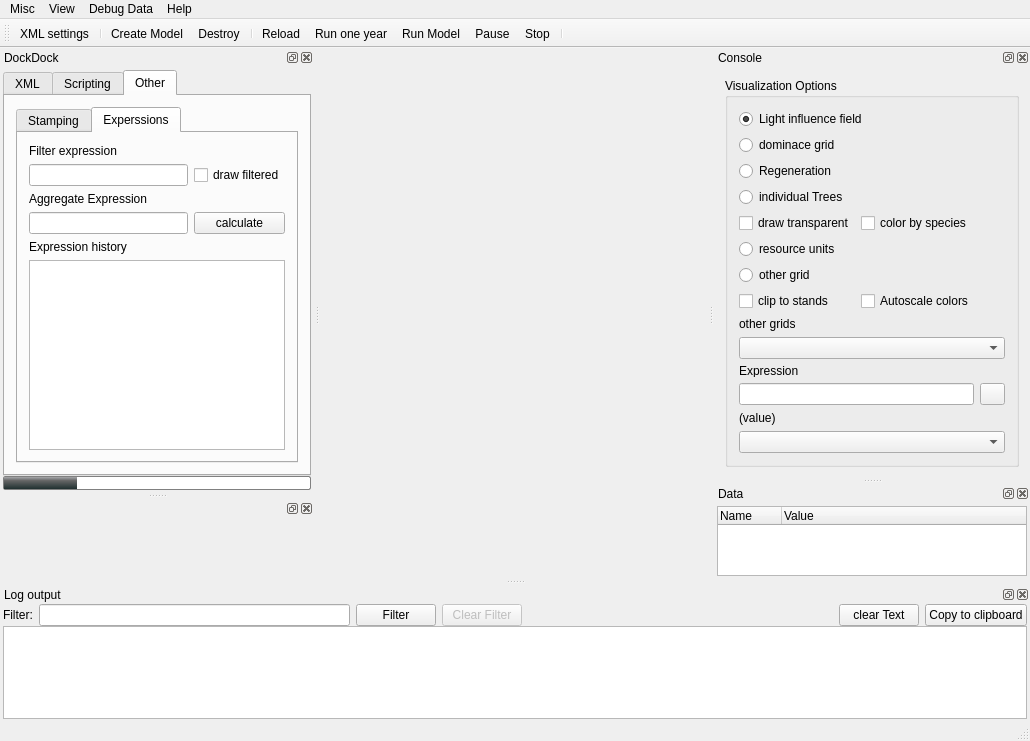
edfm-tum/iland-model, file src/iland/mainwindow.ui: the form before one commit.
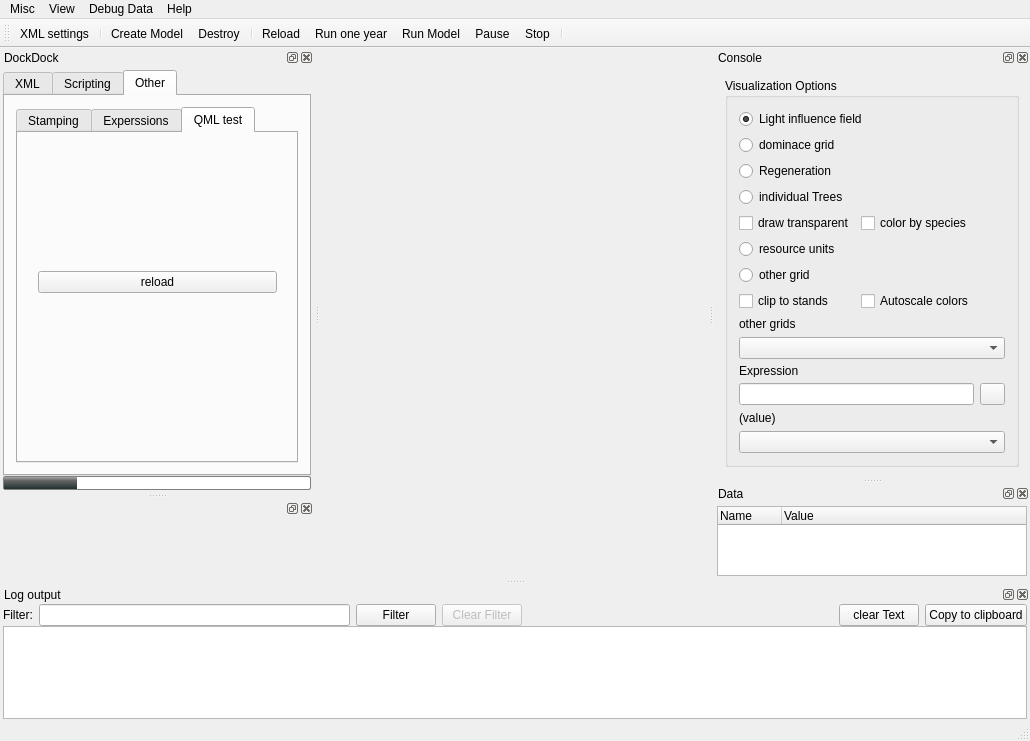
The form after the commit. Icons and pictures are not drawn. Custom widgets are drawn as their Qt base class.

Commit message: starting with QML based ruler/image component.

```diff
--- a/src/iland/mainwindow.ui
+++ b/src/iland/mainwindow.ui
@@ -354,7 +354,7 @@
             </sizepolicy>
            </property>
            <property name="currentIndex">
-            <number>1</number>
+            <number>2</number>
            </property>
            <widget class="QWidget" name="tab_2">
             <attribute name="title">
@@ -522,6 +522,30 @@
              </item>
             </layout>
            </widget>
+           <widget class="QWidget" name="tab">
+            <attribute name="title">
+             <string>QML test</string>
+            </attribute>
+            <widget class="QWidget" name="verticalLayoutWidget">
+             <property name="geometry">
+              <rect>
+               <x>9</x>
+               <y>19</y>
+               <width>261</width>
+               <height>261</height>
+              </rect>
+             </property>
+             <layout class="QVBoxLayout" name="qmlRulerLayout">
+              <item>
+               <widget class="QPushButton" name="pbReloadQml">
+                <property name="text">
+                 <string>reload</string>
+                </property>
+               </widget>
+              </item>
+             </layout>
+            </widget>
+           </widget>
           </widget>
          </item>
         </layout>
```
Left out of the diff: 2 changed lines with no effect on the pictures. The commit also changes 6 other files.
